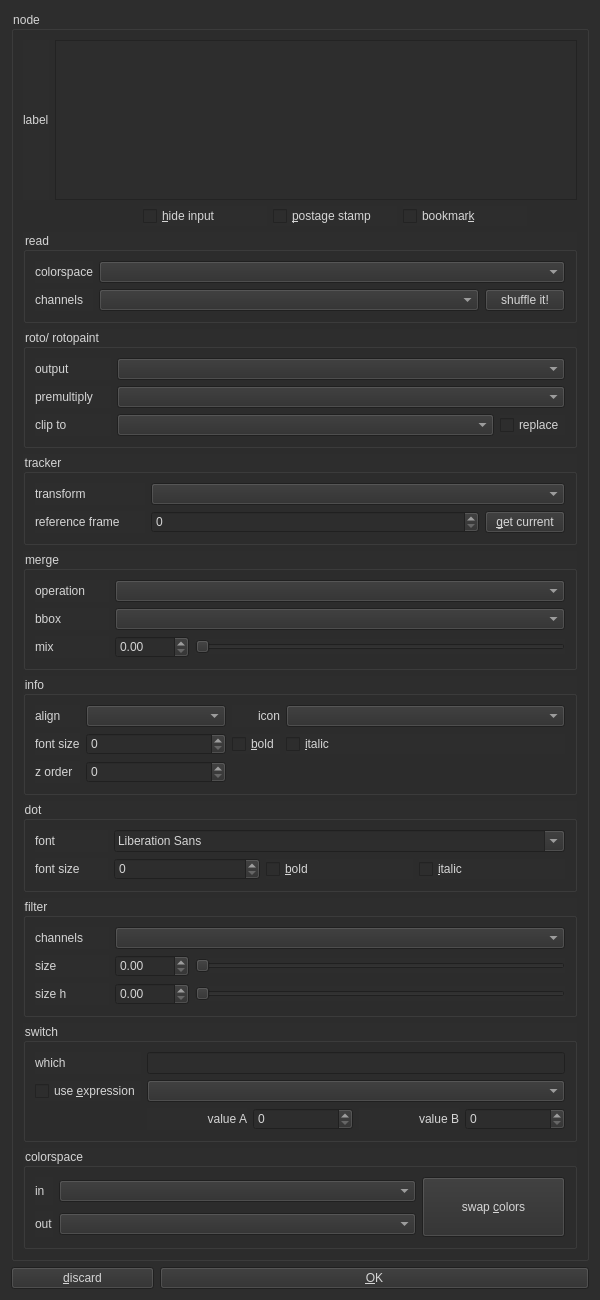
First picture: the form in LabelCraft.ui, repository CequinaVFX/LabelCraft, before the edit.
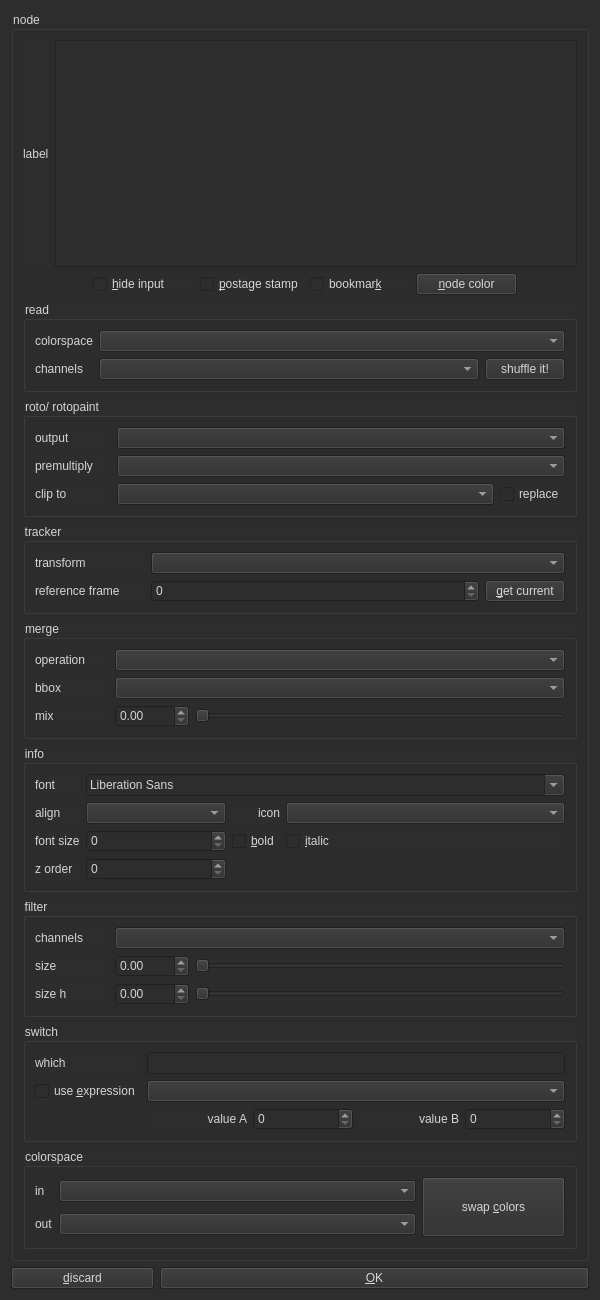
Second picture: the form after the edit.

What changed in the file:
```diff
--- a/LabelCraft.ui
+++ b/LabelCraft.ui
@@ -68,10 +68,10 @@
         <item>
          <layout class="QGridLayout" name="common_knobs_grid">
           <property name="leftMargin">
-           <number>120</number>
+           <number>70</number>
           </property>
           <property name="rightMargin">
-           <number>50</number>
+           <number>60</number>
           </property>
           <item row="0" column="0">
            <widget class="QCheckBox" name="ckx_HideInput">
@@ -105,6 +105,24 @@
             </property>
            </widget>
           </item>
+          <item row="0" column="0">
+           <widget class="QCheckBox" name="ckx_HideInput">
+            <property name="toolTip">
+             <string>use alt + h as shortcut
+Dont't draw the arrows going into this node when it is not selected.</string>
+            </property>
+            <property name="text">
+             <string>&amp;hide input</string>
+            </property>
+           </widget>
+          </item>
+          <item row="0" column="3">
+           <widget class="QPushButton" name="btn_NodeColor">
+            <property name="text">
+             <string>&amp;node color</string>
+            </property>
+           </widget>
+          </item>
          </layout>
         </item>
         <item>
@@ -334,24 +352,7 @@
            <string>info</string>
           </property>
           <layout class="QGridLayout" name="gridLayout_4" columnstretch="0,1,0,2">
-           <item row="0" column="0">
-            <widget class="QLabel" name="lbl_InfoAlign">
-             <property name="text">
-              <string>align</string>
-             </property>
-             <property name="buddy">
-              <cstring>cbx_InfoAlign</cstring>
-             </property>
-            </widget>
-           </item>
-           <item row="0" column="1">
-            <widget class="QComboBox" name="cbx_InfoAlign">
-             <property name="toolTip">
-              <string>set alignment for Backdrop and StickyNote</string>
-             </property>
-            </widget>
-           </item>
-           <item row="0" column="2">
+           <item row="1" column="2">
             <widget class="QLabel" name="lbl_InfoIcon">
              <property name="layoutDirection">
               <enum>Qt::LeftToRight</enum>
@@ -367,14 +368,7 @@
              </property>
             </widget>
            </item>
-           <item row="0" column="3">
-            <widget class="QComboBox" name="cbx_InfoIcon">
-             <property name="toolTip">
-              <string>put an Icon at the beginning of the text</string>
-             </property>
-            </widget>
-           </item>
-           <item row="1" column="0">
+           <item row="2" column="0">
             <widget class="QLabel" name="lbl_InfoFontSize">
              <property name="text">
               <string>font size</string>
@@ -384,24 +378,24 @@
              </property>
             </widget>
            </item>
-           <item row="1" column="1">
-            <widget class="QSpinBox" name="spn_InfoFontSize">
+           <item row="2" column="3">
+            <widget class="QCheckBox" name="ckx_InfoItalic">
              <property name="toolTip">
               <string>set the font size to Backdrop and StickyNote</string>
              </property>
+             <property name="text">
+              <string>&amp;italic</string>
+             </property>
             </widget>
            </item>
-           <item row="1" column="2" alignment="Qt::AlignRight">
-            <widget class="QCheckBox" name="ckx_InfoBold">
-             <property name="toolTip">
-              <string>set font as bold to Backdrop and StickyNote</string>
-             </property>
+           <item row="1" column="0">
+            <widget class="QLabel" name="lbl_InfoAlign">
              <property name="text">
-              <string>&amp;bold</string>
+              <string>align</string>
              </property>
             </widget>
            </item>
-           <item row="2" column="0">
+           <item row="3" column="0">
             <widget class="QLabel" name="lbl_InfoZOrder">
              <property name="text">
               <string>z order</string>
@@ -411,69 +405,44 @@
              </property>
             </widget>
            </item>
+           <item row="1" column="3">
+            <widget class="QComboBox" name="cbx_InfoIcon">
+             <property name="toolTip">
+              <string>put an Icon at the beginning of the text</string>
+             </property>
+            </widget>
+           </item>
+           <item row="2" column="2" alignment="Qt::AlignRight">
+            <widget class="QCheckBox" name="ckx_InfoBold">
+             <property name="toolTip">
+              <string>set font as bold to Backdrop and StickyNote</string>
+             </property>
+             <property name="text">
+              <string>&amp;bold</string>
+             </property>
+            </widget>
+           </item>
+           <item row="1" column="1">
+            <widget class="QComboBox" name="cbx_InfoAlign">
+             <property name="toolTip">
+              <string>set alignment for Backdrop and StickyNote</string>
+             </property>
+            </widget>
+           </item>
            <item row="2" column="1">
+            <widget class="QSpinBox" name="spn_InfoFontSize">
+             <property name="toolTip">
+              <string>set the font size to Backdrop and StickyNote</string>
+             </property>
+            </widget>
+           </item>
+           <item row="3" column="1">
             <widget class="QSpinBox" name="spn_InfoZOrder">
              <property name="toolTip">
               <string>set zOrder for Backdrop</string>
              </property>
             </widget>
            </item>
-           <item row="1" column="3">
-            <widget class="QCheckBox" name="ckx_InfoItalic">
-             <property name="toolTip">
-              <string>set font as italic to Backdrop and StickyNote</string>
-             </property>
-             <property name="text">
-              <string>&amp;italic</string>
-             </property>
-            </widget>
-           </item>
-          </layout>
-         </widget>
-        </item>
-        <item>
-         <widget class="QGroupBox" name="grp_Dot">
-          <property name="title">
-           <string>dot</string>
-          </property>
-          <layout class="QGridLayout" name="gridLayout_8" columnstretch="1,2,2,2">
-           <item row="1" column="0">
-            <widget class="QLabel" name="lbl_DotFontSize">
-             <property name="text">
-              <string>font size</string>
-             </property>
-             <property name="buddy">
-              <cstring>spn_DotFontSize</cstring>
-             </property>
-            </widget>
-           </item>
-           <item row="1" column="2">
-            <widget class="QCheckBox" name="ckx_DotBold">
-             <property name="toolTip">
-              <string>set font as bold to Dot</string>
-             </property>
-             <property name="text">
-              <string>&amp;bold</string>
-             </property>
-            </widget>
-           </item>
-           <item row="1" column="3">
-            <widget class="QCheckBox" name="ckx_DotItalic">
-             <property name="toolTip">
-              <string>set font as italic to Dot</string>
-             </property>
-             <property name="text">
-              <string>&amp;italic</string>
-             </property>
-            </widget>
-           </item>
-           <item row="1" column="1">
-            <widget class="QSpinBox" name="spn_DotFontSize">
-             <property name="toolTip">
-              <string>set the font size to Dot</string>
-             </property>
-            </widget>
-           </item>
            <item row="0" column="0">
             <widget class="QLabel" name="lbl_Font">
              <property name="text">
```
Left out of the diff: 21 changed lines with no effect on the pictures.
